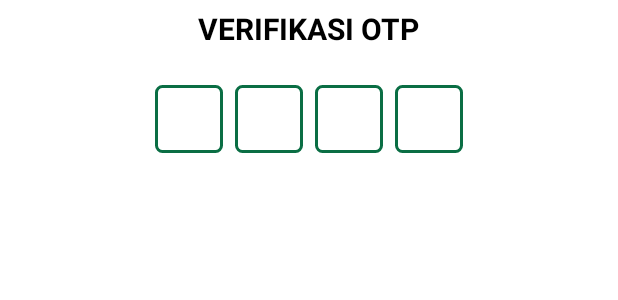
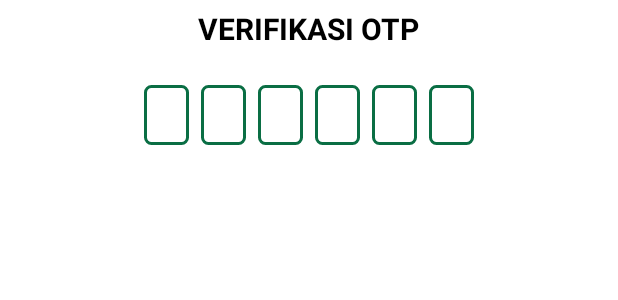
Before and after one commit to paulinasimatupang/lakupandai-lokal, an Android app built with Jetpack Compose: the layout pop_up_otp.xml on its own in the app's theme, with its tools: preview values and no code run, on a phone screen of 412 x 824 dp. Shown: the top 300 px of the screen. Run offline under Robolectric (Android 15) with nearby library versions, the light colour scheme and no system bars.

Commit message:
otp 6 digit

```diff
--- a/app/src/main/java/id/co/bankntbsyariah/lakupandai/ui/FormActivity.kt
+++ b/app/src/main/java/id/co/bankntbsyariah/lakupandai/ui/FormActivity.kt
@@ -982,8 +982,11 @@ class FormActivity : AppCompatActivity() {
                     val otpDigit2 = otpView.findViewById<EditText>(R.id.otpDigit2)
                     val otpDigit3 = otpView.findViewById<EditText>(R.id.otpDigit3)
                     val otpDigit4 = otpView.findViewById<EditText>(R.id.otpDigit4)
-
-                    val otpDigits = listOf(otpDigit1, otpDigit2, otpDigit3, otpDigit4)
+                    val otpDigit5 = otpView.findViewById<EditText>(R.id.otpDigit5)
+                    val otpDigit6 = otpView.findViewById<EditText>(R.id.otpDigit6)
+
+
+                    val otpDigits = listOf(otpDigit1, otpDigit2, otpDigit3, otpDigit4, otpDigit5, otpDigit6)
 
                     otpDigits.forEachIndexed { index, digit ->
                         digit.addTextChangedListener(object : TextWatcher {
--- a/app/src/main/res/layout/pop_up_otp.xml
+++ b/app/src/main/res/layout/pop_up_otp.xml
@@ -33,51 +33,75 @@
 
             <EditText
                 android:id="@+id/otpDigit1"
-                android:layout_width="45dp"
-                android:layout_height="45dp"
+                android:layout_width="30dp"
+                android:layout_height="40dp"
                 android:layout_margin="4dp"
                 android:background="@drawable/otp_edit_text_background"
                 android:gravity="center"
                 android:inputType="number"
                 android:maxLength="1"
                 android:textColor="#000000"
-                android:textSize="18sp"/>
+                android:textSize="15sp"/>
 
             <EditText
                 android:id="@+id/otpDigit2"
-                android:layout_width="45dp"
-                android:layout_height="45dp"
+                android:layout_width="30dp"
+                android:layout_height="40dp"
                 android:layout_margin="4dp"
                 android:background="@drawable/otp_edit_text_background"
                 android:gravity="center"
                 android:inputType="number"
                 android:maxLength="1"
-                android:textSize="18sp"
-                android:textColor="#000000"/>
+                android:textColor="#000000"
+                android:textSize="15sp"/>
 
             <EditText
                 android:id="@+id/otpDigit3"
-                android:layout_width="45dp"
-                android:layout_height="45dp"
+                android:layout_width="30dp"
+                android:layout_height="40dp"
                 android:layout_margin="4dp"
                 android:background="@drawable/otp_edit_text_background"
                 android:gravity="center"
                 android:inputType="number"
                 android:maxLength="1"
-                android:textSize="18sp"
-                android:textColor="#000000"/>
+                android:textColor="#000000"
+                android:textSize="15sp"/>
 
             <EditText
                 android:id="@+id/otpDigit4"
-                android:layout_width="45dp"
-                android:layout_height="45dp"
+                android:layout_width="30dp"
+                android:layout_height="40dp"
                 android:layout_margin="4dp"
                 android:background="@drawable/otp_edit_text_background"
                 android:gravity="center"
                 android:inputType="number"
                 android:maxLength="1"
-                android:textSize="18sp"
-                android:textColor="#000000"/>
+                android:textColor="#000000"
+                android:textSize="15sp"/>
+
+            <EditText
+                android:id="@+id/otpDigit5"
+                android:layout_width="30dp"
+                android:layout_height="40dp"
+                android:layout_margin="4dp"
+                android:background="@drawable/otp_edit_text_background"
+                android:gravity="center"
+                android:inputType="number"
+                android:maxLength="1"
+                android:textColor="#000000"
+                android:textSize="15sp"/>
+
+            <EditText
+                android:id="@+id/otpDigit6"
+                android:layout_width="30dp"
+                android:layout_height="40dp"
+                android:layout_margin="4dp"
+                android:background="@drawable/otp_edit_text_background"
+                android:gravity="center"
+                android:inputType="number"
+                android:maxLength="1"
+                android:textColor="#000000"
+                android:textSize="15sp"/>
         </LinearLayout>
     </LinearLayout>
 </RelativeLayout>
```
